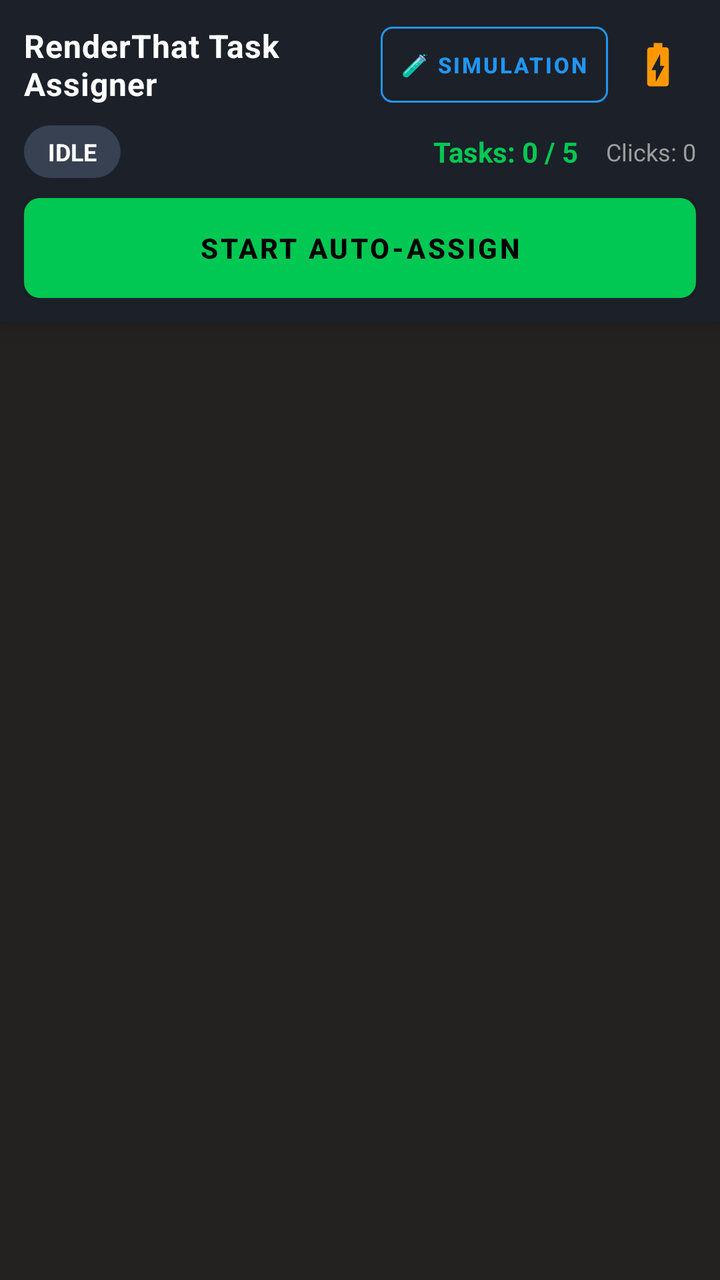
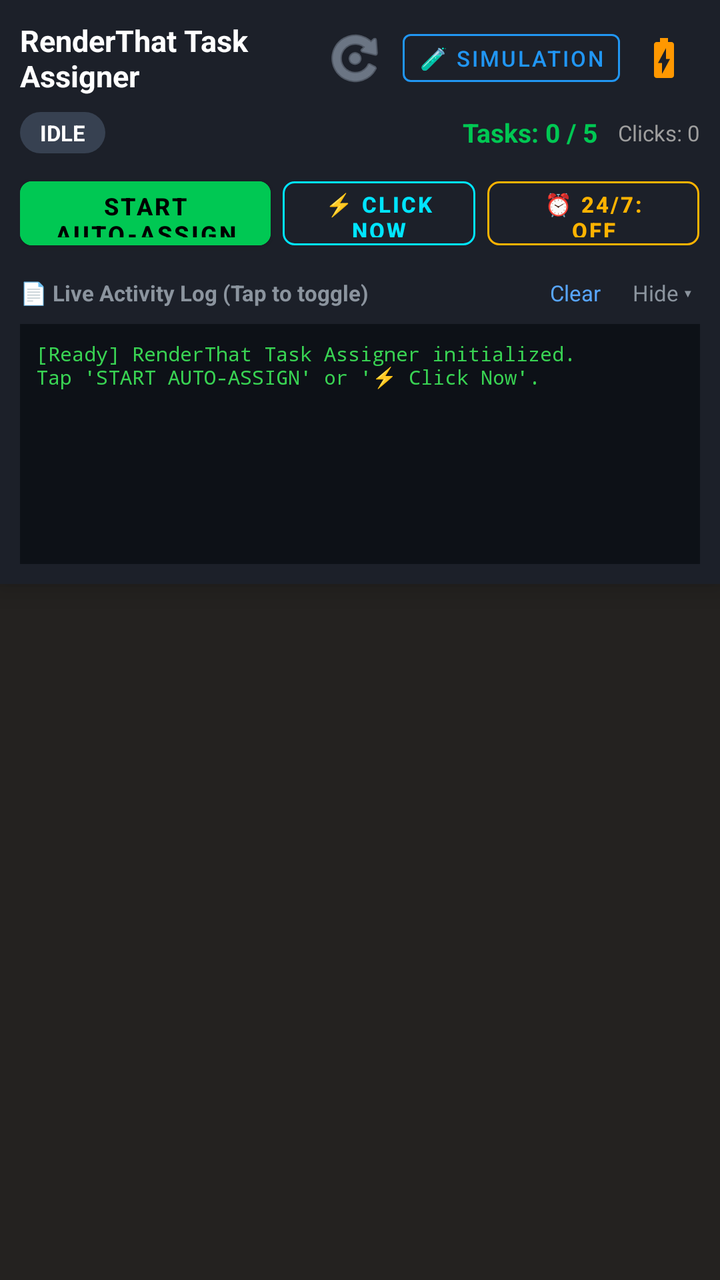

Two renders of the same Android screen: before a commit and after it. Below are the layout's source before the change and the commit's diff.
<!-- AndroidManifest.xml: application theme Theme.RenderThatTaskAssigner -->
<!-- res/layout/activity_main.xml -->
<?xml version="1.0" encoding="utf-8"?>
<LinearLayout xmlns:android="http://schemas.android.com/apk/res/android"
    xmlns:app="http://schemas.android.com/apk/res-auto"
    android:layout_width="match_parent"
    android:layout_height="match_parent"
    android:orientation="vertical"
    android:background="@color/background">

    
    <androidx.cardview.widget.CardView
        android:layout_width="match_parent"
        android:layout_height="wrap_content"
        app:cardBackgroundColor="@color/surface"
        app:cardElevation="8dp"
        app:cardCornerRadius="0dp">

        <LinearLayout
            android:layout_width="match_parent"
            android:layout_height="wrap_content"
            android:orientation="vertical"
            android:padding="12dp">

            
            <LinearLayout
                android:layout_width="match_parent"
                android:layout_height="wrap_content"
                android:orientation="horizontal"
                android:gravity="center_vertical">

                <TextView
                    android:id="@+id/tv_app_title"
                    android:layout_width="0dp"
                    android:layout_height="wrap_content"
                    android:layout_weight="1"
                    android:text="@string/app_name"
                    android:textColor="@color/on_primary"
                    android:textSize="16sp"
                    android:textStyle="bold"
                    android:letterSpacing="0.02" />

                
                <com.google.android.material.button.MaterialButton
                    android:id="@+id/btn_toggle_mode"
                    style="@style/Widget.MaterialComponents.Button.OutlinedButton"
                    android:layout_width="wrap_content"
                    android:layout_height="38dp"
                    android:text="@string/mode_sim"
                    android:textColor="@color/accent_blue"
                    app:strokeColor="@color/accent_blue"
                    app:strokeWidth="1dp"
                    android:textSize="11sp"
                    android:textStyle="bold"
                    app:cornerRadius="6dp"
                    android:paddingStart="10dp"
                    android:paddingEnd="10dp"
                    android:insetTop="0dp"
                    android:insetBottom="0dp" />

                
                <ImageButton
                    android:id="@+id/btn_battery_opt"
                    android:layout_width="38dp"
                    android:layout_height="38dp"
                    android:layout_marginStart="6dp"
                    android:background="?attr/selectableItemBackgroundBorderless"
                    android:src="@drawable/ic_battery_bolt"
                    app:tint="@color/accent_orange"
                    android:padding="6dp"
                    android:scaleType="fitCenter"
                    android:contentDescription="@string/desc_battery_opt" />

            </LinearLayout>

            
            <LinearLayout
                android:layout_width="match_parent"
                android:layout_height="wrap_content"
                android:orientation="horizontal"
                android:layout_marginTop="10dp"
                android:gravity="center_vertical">

                
                <TextView
                    android:id="@+id/tv_status_badge"
                    android:layout_width="wrap_content"
                    android:layout_height="wrap_content"
                    android:background="@drawable/badge_status_bg"
                    android:paddingStart="12dp"
                    android:paddingEnd="12dp"
                    android:paddingTop="5dp"
                    android:paddingBottom="5dp"
                    android:text="@string/status_idle"
                    android:textColor="#FFFFFF"
                    android:textSize="12sp"
                    android:textStyle="bold"
                    android:maxLines="1"
                    android:ellipsize="end" />

                <View
                    android:layout_width="0dp"
                    android:layout_height="1dp"
                    android:layout_weight="1" />

                
                <TextView
                    android:id="@+id/tv_tasks_count"
                    android:layout_width="wrap_content"
                    android:layout_height="wrap_content"
                    android:text="Tasks: 0 / 5"
                    android:textColor="@color/secondary"
                    android:textSize="14sp"
                    android:textStyle="bold" />

                
                <TextView
                    android:id="@+id/tv_clicks_count"
                    android:layout_width="wrap_content"
                    android:layout_height="wrap_content"
                    android:layout_marginStart="14dp"
                    android:text="Clicks: 0"
                    android:textColor="@color/text_secondary"
                    android:textSize="12sp" />

            </LinearLayout>

            
            <com.google.android.material.button.MaterialButton
                android:id="@+id/btn_start_pause"
                android:layout_width="match_parent"
                android:layout_height="50dp"
                android:layout_marginTop="10dp"
                android:text="@string/btn_start"
                app:backgroundTint="@color/secondary"
                android:textColor="#000000"
                android:textSize="14sp"
                android:textStyle="bold"
                app:cornerRadius="8dp"
                android:insetTop="0dp"
                android:insetBottom="0dp"
                app:elevation="2dp" />

        </LinearLayout>

    </androidx.cardview.widget.CardView>

    
    <FrameLayout
        android:id="@+id/webview_container"
        android:layout_width="match_parent"
        android:layout_height="0dp"
        android:layout_weight="1"
        android:background="#242220" />

</LinearLayout>
<!-- resources referenced by this layout -->
<resources>
  <color name="accent_blue">#2196F3</color>
  <color name="accent_orange">#FF9800</color>
  <color name="background">#12141A</color>
  <color name="on_primary">#FFFFFF</color>
  <color name="secondary">#00C853</color>
  <color name="surface">#1C2029</color>
  <color name="text_secondary">#9E9E9E</color>
  <!-- drawable badge_status_bg (drawable) -->
  <?xml version="1.0" encoding="utf-8"?>
  <shape xmlns:android="http://schemas.android.com/apk/res/android"
      android:shape="rectangle">
      <corners android:radius="20dp" />
      <solid android:color="@color/badge_idle" />
  </shape>
  <!-- drawable ic_battery_bolt (drawable) -->
  <vector xmlns:android="http://schemas.android.com/apk/res/android"
      android:width="24dp"
      android:height="24dp"
      android:viewportWidth="24"
      android:viewportHeight="24">
      <path
          android:fillColor="#FFFFFFFF"
          android:pathData="M15.67,4H14V2h-4v2H8.33C7.6,4 7,4.6 7,5.33v15.33C7,21.4 7.6,22 8.33,22h7.33c0.74,0 1.34,-0.6 1.34,-1.33V5.33C17,4.6 16.4,4 15.67,4zM11,20v-5.5H9L13,7v5.5h2L11,20z"/>
  </vector>
  <string name="app_name">RenderThat Task Assigner</string>
  <string name="btn_start">START AUTO-ASSIGN</string>
  <string name="desc_battery_opt">Check &amp; Request Battery Optimization Exemption</string>
  <string name="mode_sim">🧪 SIMULATION</string>
  <string name="status_idle">IDLE</string>
  <style name="Theme.RenderThatTaskAssigner" parent="Theme.MaterialComponents.DayNight.NoActionBar">
          <item name="colorPrimary">@color/primary</item>
          <item name="colorPrimaryVariant">@color/primary_variant</item>
          <item name="colorOnPrimary">@color/on_primary</item>
          <item name="colorSecondary">@color/secondary</item>
          <item name="colorSecondaryVariant">@color/secondary_variant</item>
          <item name="colorOnSecondary">@color/on_secondary</item>
          <item name="android:statusBarColor">@color/primary_variant</item>
          <item name="android:windowBackground">@color/background</item>
      </style>
  <color name="badge_idle">#374151</color>
  <color name="primary">#1E222B</color>
  <color name="primary_variant">#14171E</color>
  <color name="secondary_variant">#009624</color>
  <color name="on_secondary">#FFFFFF</color>
</resources>

<!-- the commit's change to res/layout/activity_main.xml (unified diff, before → after) -->
@@ -18,7 +18,7 @@
             android:layout_width="match_parent"
             android:layout_height="wrap_content"
             android:orientation="vertical"
-            android:padding="12dp">
+            android:padding="10dp">
 
             
             <LinearLayout
@@ -34,49 +34,52 @@
                     android:layout_weight="1"
                     android:text="@string/app_name"
                     android:textColor="@color/on_primary"
-                    android:textSize="16sp"
-                    android:textStyle="bold"
-                    android:letterSpacing="0.02" />
+                    android:textSize="15sp"
+                    android:textStyle="bold" />
+
+                
+                <ImageButton
+                    android:id="@+id/btn_reload_web"
+                    android:layout_width="36dp"
+                    android:layout_height="36dp"
+                    android:background="?attr/selectableItemBackgroundBorderless"
+                    android:src="@android:drawable/ic_menu_rotate"
+                    app:tint="#A0AEC0"
+                    android:contentDescription="Reload Page" />
 
                 
                 <com.google.android.material.button.MaterialButton
                     android:id="@+id/btn_toggle_mode"
                     style="@style/Widget.MaterialComponents.Button.OutlinedButton"
                     android:layout_width="wrap_content"
-                    android:layout_height="38dp"
+                    android:layout_height="36dp"
+                    android:layout_marginStart="6dp"
                     android:text="@string/mode_sim"
                     android:textColor="@color/accent_blue"
                     app:strokeColor="@color/accent_blue"
-                    app:strokeWidth="1dp"
-                    android:textSize="11sp"
-                    android:textStyle="bold"
-                    app:cornerRadius="6dp"
-                    android:paddingStart="10dp"
-                    android:paddingEnd="10dp"
-                    android:insetTop="0dp"
-                    android:insetBottom="0dp" />
+                    android:textSize="11sp"
+                    android:paddingStart="8dp"
+                    android:paddingEnd="8dp" />
 
                 
                 <ImageButton
                     android:id="@+id/btn_battery_opt"
-                    android:layout_width="38dp"
-                    android:layout_height="38dp"
-                    android:layout_marginStart="6dp"
+                    android:layout_width="36dp"
+                    android:layout_height="36dp"
+                    android:layout_marginStart="4dp"
                     android:background="?attr/selectableItemBackgroundBorderless"
                     android:src="@drawable/ic_battery_bolt"
                     app:tint="@color/accent_orange"
-                    android:padding="6dp"
-                    android:scaleType="fitCenter"
-                    android:contentDescription="@string/desc_battery_opt" />
-
-            </LinearLayout>
-
-            
-            <LinearLayout
-                android:layout_width="match_parent"
-                android:layout_height="wrap_content"
-                android:orientation="horizontal"
-                android:layout_marginTop="10dp"
+                    android:contentDescription="Battery Optimization" />
+
+            </LinearLayout>
+
+            
+            <LinearLayout
+                android:layout_width="match_parent"
+                android:layout_height="wrap_content"
+                android:orientation="horizontal"
+                android:layout_marginTop="8dp"
                 android:gravity="center_vertical">
 
                 
@@ -85,59 +88,152 @@
                     android:layout_width="wrap_content"
                     android:layout_height="wrap_content"
                     android:background="@drawable/badge_status_bg"
-                    android:paddingStart="12dp"
-                    android:paddingEnd="12dp"
-                    android:paddingTop="5dp"
-                    android:paddingBottom="5dp"
+                    android:paddingStart="10dp"
+                    android:paddingEnd="10dp"
+                    android:paddingTop="3dp"
+                    android:paddingBottom="3dp"
                     android:text="@string/status_idle"
                     android:textColor="#FFFFFF"
+                    android:textSize="11sp"
+                    android:textStyle="bold" />
+
+                <View
+                    android:layout_width="0dp"
+                    android:layout_height="1dp"
+                    android:layout_weight="1" />
+
+                
+                <TextView
+                    android:id="@+id/tv_tasks_count"
+                    android:layout_width="wrap_content"
+                    android:layout_height="wrap_content"
+                    android:text="Tasks: 0 / 5"
+                    android:textColor="@color/secondary"
+                    android:textSize="13sp"
+                    android:textStyle="bold" />
+
+                <TextView
+                    android:id="@+id/tv_clicks_count"
+                    android:layout_width="wrap_content"
+                    android:layout_height="wrap_content"
+                    android:layout_marginStart="10dp"
+                    android:text="Clicks: 0"
+                    android:textColor="#9E9E9E"
+                    android:textSize="11sp" />
+
+            </LinearLayout>
+
+            
+            <LinearLayout
+                android:layout_width="match_parent"
+                android:layout_height="wrap_content"
+                android:orientation="horizontal"
+                android:layout_marginTop="8dp"
+                android:gravity="center_vertical">
+
+                
+                <com.google.android.material.button.MaterialButton
+                    android:id="@+id/btn_start_pause"
+                    android:layout_width="0dp"
+                    android:layout_height="44dp"
+                    android:layout_weight="1.3"
+                    android:text="@string/btn_start"
+                    android:backgroundTint="@color/secondary"
+                    android:textColor="#000000"
                     android:textSize="12sp"
                     android:textStyle="bold"
-                    android:maxLines="1"
-                    android:ellipsize="end" />
-
-                <View
-                    android:layout_width="0dp"
-                    android:layout_height="1dp"
-                    android:layout_weight="1" />
-
-                
-                <TextView
-                    android:id="@+id/tv_tasks_count"
-                    android:layout_width="wrap_content"
-                    android:layout_height="wrap_content"
-                    android:text="Tasks: 0 / 5"
-                    android:textColor="@color/secondary"
-                    android:textSize="14sp"
-                    android:textStyle="bold" />
-
-                
-                <TextView
-                    android:id="@+id/tv_clicks_count"
-                    android:layout_width="wrap_content"
-                    android:layout_height="wrap_content"
-                    android:layout_marginStart="14dp"
-                    android:text="Clicks: 0"
-                    android:textColor="@color/text_secondary"
-                    android:textSize="12sp" />
-
-            </LinearLayout>
-
-            
-            <com.google.android.material.button.MaterialButton
-                android:id="@+id/btn_start_pause"
-                android:layout_width="match_parent"
-                android:layout_height="50dp"
-                android:layout_marginTop="10dp"
-                android:text="@string/btn_start"
-                app:backgroundTint="@color/secondary"
-                android:textColor="#000000"
-                android:textSize="14sp"
-                android:textStyle="bold"
-                app:cornerRadius="8dp"
-                android:insetTop="0dp"
-                android:insetBottom="0dp"
-                app:elevation="2dp" />
+                    app:cornerRadius="6dp" />
+
+                
+                <com.google.android.material.button.MaterialButton
+                    android:id="@+id/btn_manual_click"
+                    style="@style/Widget.MaterialComponents.Button.OutlinedButton"
+                    android:layout_width="0dp"
+                    android:layout_height="44dp"
+                    android:layout_weight="1"
+                    android:layout_marginStart="6dp"
+                    android:text="⚡ Click Now"
+                    android:textColor="#00E5FF"
+                    app:strokeColor="#00E5FF"
+                    android:textSize="11sp"
+                    android:textStyle="bold"
+                    app:cornerRadius="6dp" />
+
+                
+                <com.google.android.material.button.MaterialButton
+                    android:id="@+id/btn_override_hours"
+                    style="@style/Widget.MaterialComponents.Button.OutlinedButton"
+                    android:layout_width="0dp"
+                    android:layout_height="44dp"
+                    android:layout_weight="1.1"
+                    android:layout_marginStart="6dp"
+                    android:text="⏰ 24/7: OFF"
+                    android:textColor="#FFB300"
+                    app:strokeColor="#FFB300"
+                    android:textSize="11sp"
+                    android:textStyle="bold"
+                    app:cornerRadius="6dp" />
+
+            </LinearLayout>
+
+            
+            <LinearLayout
+                android:layout_width="match_parent"
+                android:layout_height="wrap_content"
+                android:orientation="horizontal"
+                android:layout_marginTop="6dp"
+                android:gravity="center_vertical">
+
+                <TextView
+                    android:id="@+id/tv_log_header"
+                    android:layout_width="0dp"
+                    android:layout_height="wrap_content"
+                    android:layout_weight="1"
+                    android:text="📄 Live Activity Log (Tap to toggle)"
+                    android:textColor="#8B949E"
+                    android:textSize="11sp"
+                    android:textStyle="bold" />
+
+                <TextView
+                    android:id="@+id/btn_clear_log"
+                    android:layout_width="wrap_content"
+                    android:layout_height="wrap_content"
+                    android:padding="4dp"
+                    android:text="Clear"
+                    android:textColor="#58A6FF"
+                    android:textSize="11sp" />
+
+                <TextView
+                    android:id="@+id/btn_toggle_log"
+                    android:layout_width="wrap_content"
+                    android:layout_height="wrap_content"
+                    android:layout_marginStart="8dp"
+                    android:padding="4dp"
+                    android:text="Hide ▾"
+                    android:textColor="#8B949E"
+                    android:textSize="11sp" />
+
+            </LinearLayout>
+
+            
+            <ScrollView
+                android:id="@+id/scroll_log_console"
+                android:layout_width="match_parent"
+                android:layout_height="120dp"
+                android:layout_marginTop="4dp"
+                android:background="#0D1117"
+                android:padding="8dp">
+
+                <TextView
+                    android:id="@+id/tv_live_log_text"
+                    android:layout_width="match_parent"
+                    android:layout_height="wrap_content"
+                    android:textColor="#39D353"
+                    android:fontFamily="monospace"
+                    android:textSize="10sp"
+                    android:text="[Ready] RenderThat Task Assigner initialized.\nTap 'START AUTO-ASSIGN' or '⚡ Click Now'." />
+
+            </ScrollView>
 
         </LinearLayout>
 
<!-- resource entries referenced after the edit -->
@@ -6,7 +6,6 @@
   <color name="on_primary">#FFFFFF</color>
   <color name="secondary">#00C853</color>
   <color name="surface">#1C2029</color>
-  <color name="text_secondary">#9E9E9E</color>
   <!-- drawable badge_status_bg (drawable) -->
   <?xml version="1.0" encoding="utf-8"?>
   <shape xmlns:android="http://schemas.android.com/apk/res/android"
@@ -26,7 +25,6 @@
   </vector>
   <string name="app_name">RenderThat Task Assigner</string>
   <string name="btn_start">START AUTO-ASSIGN</string>
-  <string name="desc_battery_opt">Check &amp; Request Battery Optimization Exemption</string>
   <string name="mode_sim">🧪 SIMULATION</string>
   <string name="status_idle">IDLE</string>
   <style name="Theme.RenderThatTaskAssigner" parent="Theme.MaterialComponents.DayNight.NoActionBar">
